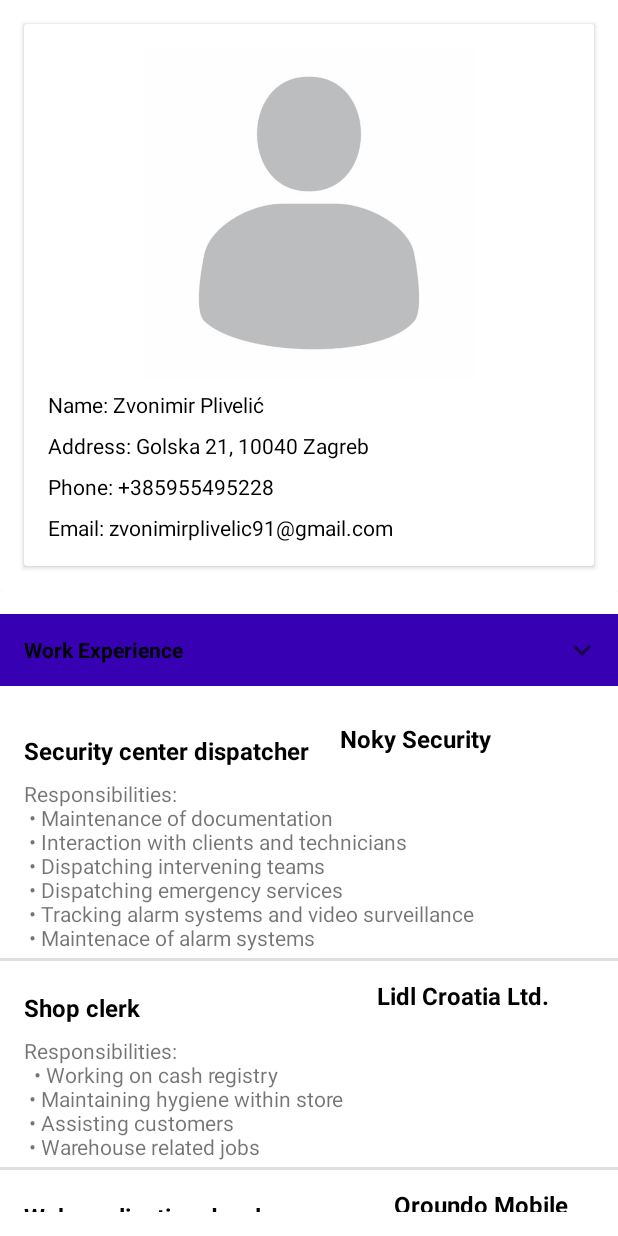
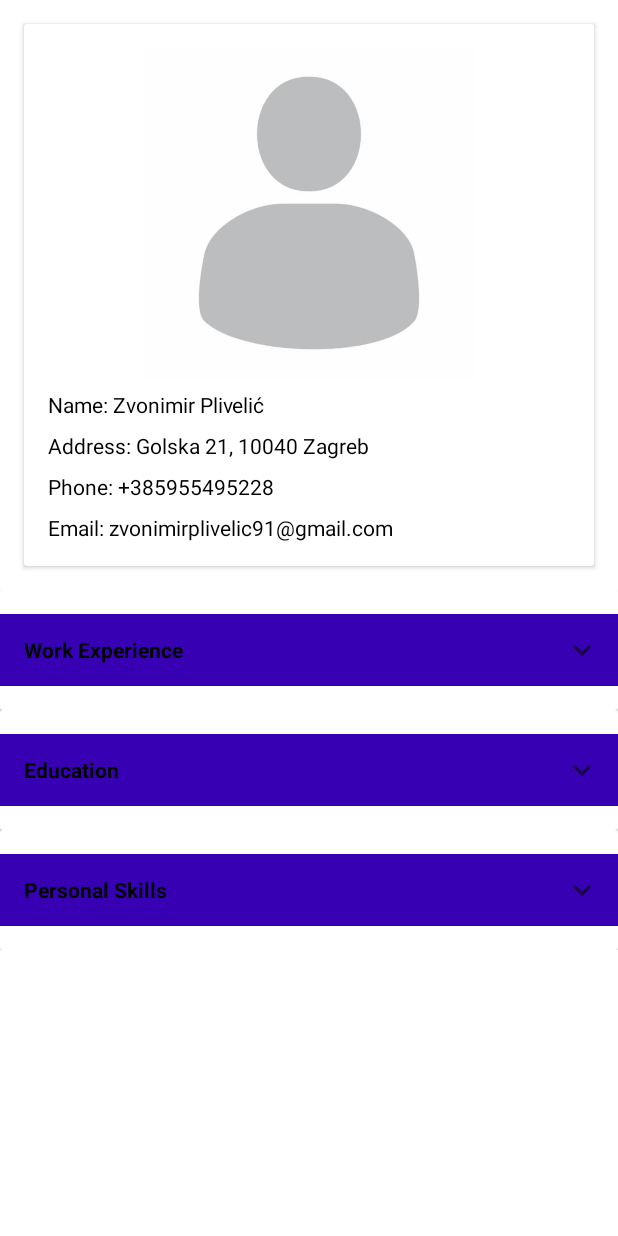
Before and after one commit to zvonimirplivelic/CurriculumVitae, an Android app: the screen it shows after launch (MainActivity), on a phone screen of 412 x 824 dp. Run offline under Robolectric (Android 15) with nearby library versions, the phone set to English and light mode, and no system bars.

Commit message:
Finished with basic layouts, need to extract strings and dimesions

```diff
--- a/app/build.gradle
+++ b/app/build.gradle
@@ -39,7 +39,7 @@ dependencies {
     implementation 'androidx.appcompat:appcompat:1.2.0'
     implementation 'com.google.android.material:material:1.3.0'
     implementation 'androidx.constraintlayout:constraintlayout:2.0.4'
-    testImplementation 'junit:junit:4.+'
+    testImplementation 'junit:junit:4.13.2'
     androidTestImplementation 'androidx.test.ext:junit:1.1.2'
     androidTestImplementation 'androidx.test.espresso:espresso-core:3.3.0'
 }
--- a/app/src/main/java/com/zvonimirplivelic/curriculumvitae/MainActivity.kt
+++ b/app/src/main/java/com/zvonimirplivelic/curriculumvitae/MainActivity.kt
@@ -2,10 +2,64 @@ package com.zvonimirplivelic.curriculumvitae
 
 import androidx.appcompat.app.AppCompatActivity
 import android.os.Bundle
+import android.transition.AutoTransition
+import android.transition.TransitionManager
+import android.view.View
+import android.widget.ImageButton
+import android.widget.LinearLayout
+import androidx.cardview.widget.CardView
 
 class MainActivity : AppCompatActivity() {
     override fun onCreate(savedInstanceState: Bundle?) {
         super.onCreate(savedInstanceState)
         setContentView(R.layout.activity_main)
+
+        val workExperienceCard: CardView = findViewById(R.id.workExperienceCard)
+        val educationCard: CardView = findViewById(R.id.educationCard)
+        val personalSkillsCard: CardView = findViewById(R.id.personalSkillsCard)
+
+        val workExperienceExpandable: LinearLayout = findViewById(R.id.expandableWorkExperience)
+        val educationExpandable: LinearLayout = findViewById(R.id.expandableEducation)
+        val personalSkillsExpandable: LinearLayout = findViewById(R.id.expandablePersonalSkills)
+
+        val workExperienceCardButton: ImageButton = findViewById(R.id.workExperienceImageButton)
+        val educationCardButton: ImageButton = findViewById(R.id.educationImageButton)
+        val personalSkillsCardButton: ImageButton = findViewById(R.id.personalSkillsImageButton)
+
+        workExperienceCardButton.setOnClickListener {
+            if (workExperienceExpandable.visibility == View.GONE) {
+                TransitionManager.beginDelayedTransition(workExperienceCard, AutoTransition())
+                workExperienceExpandable.visibility = View.VISIBLE
+                workExperienceCardButton.setImageResource(R.drawable.ic_up)
+            } else {
+                TransitionManager.beginDelayedTransition(workExperienceCard, AutoTransition())
+                workExperienceExpandable.visibility = View.GONE
+                workExperienceCardButton.setImageResource(R.drawable.ic_down)
+            }
+        }
+
+        educationCardButton.setOnClickListener {
+            if (educationExpandable.visibility == View.GONE) {
+                TransitionManager.beginDelayedTransition(educationCard, AutoTransition())
+                educationExpandable.visibility = View.VISIBLE
+                educationCardButton.setImageResource(R.drawable.ic_up)
+            } else {
+                TransitionManager.beginDelayedTransition(educationCard, AutoTransition())
+                educationExpandable.visibility = View.GONE
+                educationCardButton.setImageResource(R.drawable.ic_down)
+            }
+        }
+
+        personalSkillsCardButton.setOnClickListener {
+            if (personalSkillsExpandable.visibility == View.GONE) {
+                TransitionManager.beginDelayedTransition(personalSkillsCard, AutoTransition())
+                personalSkillsExpandable.visibility = View.VISIBLE
+                personalSkillsCardButton.setImageResource(R.drawable.ic_up)
+            } else {
+                TransitionManager.beginDelayedTransition(personalSkillsCard, AutoTransition())
+                personalSkillsExpandable.visibility = View.GONE
+                personalSkillsCardButton.setImageResource(R.drawable.ic_down)
+            }
+        }
     }
 }
--- a/app/src/main/res/layout/education.xml
+++ b/app/src/main/res/layout/education.xml
@@ -1,7 +1,7 @@
 <?xml version="1.0" encoding="utf-8"?>
 <androidx.cardview.widget.CardView xmlns:android="http://schemas.android.com/apk/res/android"
     xmlns:app="http://schemas.android.com/apk/res-auto"
-    android:id="@+id/cardViewEducation"
+    android:id="@+id/educationCard"
     android:layout_width="match_parent"
     android:layout_height="wrap_content">
 
@@ -30,7 +30,9 @@
             app:layout_constraintTop_toTopOf="parent" />
 
         <LinearLayout
+            android:id="@+id/expandableEducation"
             style="@style/CardViewLinearLayout"
+            android:visibility="gone"
             app:layout_constraintLeft_toLeftOf="parent"
             app:layout_constraintRight_toRightOf="parent"
             app:layout_constraintTop_toBottomOf="@id/educationTitle">
--- a/app/src/main/res/layout/job2.xml
+++ b/app/src/main/res/layout/job2.xml
@@ -33,7 +33,7 @@
     <TextView
         android:id="@+id/tvSkillsEducation2"
         style="@style/CardViewDetails"
-        android:text="Responsibilities:\n  • Working on cash registry\n • Maintaining hygiene within store\n • Assisting customers\n • Warehouse related jobs"
+        android:text="Responsibilities:\n • Working on cash registry\n • Maintaining hygiene within store\n • Assisting customers\n • Warehouse related jobs"
         app:layout_constraintLeft_toLeftOf="parent"
         app:layout_constraintRight_toRightOf="parent"
         app:layout_constraintTop_toBottomOf="@id/tvDescriptionJob2" />
--- a/app/src/main/res/layout/job3.xml
+++ b/app/src/main/res/layout/job3.xml
@@ -33,7 +33,7 @@
     <TextView
         android:id="@+id/tvSkillsJob3"
         style="@style/CardViewDetails"
-        android:text="Responsibilities:\n  • Web application development\n • Working with variuous tools:\n     • ReactJS\n     • NodeJS\n     • Docker\n     • Git"
+        android:text="Responsibilities:\n • Web application development\n • Working with variuous tools:\n     • ReactJS\n     • NodeJS\n     • Docker\n     • Git"
         app:layout_constraintLeft_toLeftOf="parent"
         app:layout_constraintRight_toRightOf="parent"
         app:layout_constraintTop_toBottomOf="@id/tvDescriptionJob3" />
--- a/app/src/main/res/layout/personal_skills.xml
+++ b/app/src/main/res/layout/personal_skills.xml
@@ -2,58 +2,62 @@
 <androidx.cardview.widget.CardView xmlns:android="http://schemas.android.com/apk/res/android"
     xmlns:app="http://schemas.android.com/apk/res-auto"
     xmlns:tools="http://schemas.android.com/tools"
-    android:id="@+id/cardViewPersonalSkills"
+    android:id="@+id/personalSkillsCard"
     android:layout_width="match_parent"
     android:layout_height="wrap_content">
 
     <androidx.constraintlayout.widget.ConstraintLayout
         android:layout_width="match_parent"
-        android:layout_marginVertical="16dp"
-        android:layout_height="match_parent">
+        android:layout_height="match_parent"
+        android:layout_marginVertical="16dp">
 
         <TextView
             android:id="@+id/personalSkillsTitle"
-            android:text="Education"
+            style="@style/CardViewTitle"
+            android:text="Personal Skills"
             app:layout_constraintBottom_toBottomOf="@id/personalSkillsImageButton"
             app:layout_constraintEnd_toStartOf="@+id/personalSkillsImageButton"
             app:layout_constraintHorizontal_chainStyle="spread_inside"
             app:layout_constraintStart_toStartOf="parent"
             app:layout_constraintTop_toTopOf="@id/personalSkillsImageButton"
-            tools:ignore="RtlSymmetry"
-            style="@style/CardViewTitle" />
+            tools:ignore="RtlSymmetry" />
 
         <ImageButton
             android:id="@+id/personalSkillsImageButton"
+            style="@style/CardViewImageButton"
             android:src="@drawable/ic_down"
             app:layout_constraintEnd_toEndOf="parent"
             app:layout_constraintHorizontal_bias="0.5"
             app:layout_constraintStart_toEndOf="@+id/personalSkillsTitle"
-            app:layout_constraintTop_toTopOf="parent"
-            style="@style/CardViewImageButton" />
+            app:layout_constraintTop_toTopOf="parent" />
 
-        <TextView
-            android:id="@+id/personalSkillsLanguages"
-            android:text="Mother language: Croatian\nForeign language: English"
+        <LinearLayout
+            android:id="@+id/expandablePersonalSkills"
+            android:layout_width="match_parent"
+            android:layout_height="wrap_content"
+            android:orientation="vertical"
+            android:visibility="gone"
             app:layout_constraintLeft_toLeftOf="parent"
             app:layout_constraintRight_toRightOf="parent"
-            app:layout_constraintTop_toBottomOf="@id/personalSkillsTitle"
-            style="@style/CardViewDetails" />
+            app:layout_constraintTop_toBottomOf="@id/personalSkillsTitle">
 
-        <TextView
-            android:id="@+id/personalSkillsDigitalSkills"
-            android:text="Digital skills:\n • MS Office tools\n • Java\n • Kotlin\n • Git VCS"
-            app:layout_constraintLeft_toLeftOf="parent"
-            app:layout_constraintRight_toRightOf="parent"
-            app:layout_constraintTop_toBottomOf="@id/personalSkillsLanguages"
-            style="@style/CardViewDetails" />
+            <TextView
+                android:id="@+id/personalSkillsLanguages"
+                style="@style/CardViewDetails"
+                android:text="Mother language: Croatian\nForeign language: English" />
 
-        <TextView
-            android:id="@+id/personalSkillsOther"
-            android:text="Other skills and hobbies:\n • Fitness\n • Drivers licence(AM, B)"
-            app:layout_constraintLeft_toLeftOf="parent"
-            app:layout_constraintRight_toRightOf="parent"
-            app:layout_constraintTop_toBottomOf="@id/personalSkillsDigitalSkills"
-            style="@style/CardViewDetails" />
+            <TextView
+                android:id="@+id/personalSkillsDigitalSkills"
+                style="@style/CardViewDetails"
+                android:text="Digital skills:\n • MS Office tools\n • Java\n • Kotlin\n • Git VCS" />
+
+            <TextView
+                android:id="@+id/personalSkillsOther"
+                style="@style/CardViewDetails"
+                android:text="Other skills and hobbies:\n • Fitness\n • Drivers licence(AM, B)" />
+
+        </LinearLayout>
+
 
     </androidx.constraintlayout.widget.ConstraintLayout>
 </androidx.cardview.widget.CardView>
--- a/app/src/main/res/layout/work_experience.xml
+++ b/app/src/main/res/layout/work_experience.xml
@@ -1,7 +1,7 @@
 <?xml version="1.0" encoding="utf-8"?>
 <androidx.cardview.widget.CardView xmlns:android="http://schemas.android.com/apk/res/android"
     xmlns:app="http://schemas.android.com/apk/res-auto"
-    android:id="@+id/cardViewEducation"
+    android:id="@+id/workExperienceCard"
     android:layout_width="match_parent"
     android:layout_height="wrap_content">
 
@@ -11,17 +11,17 @@
         android:layout_marginVertical="16dp">
 
         <TextView
-            android:id="@+id/educationTitle"
+            android:id="@+id/workExperienceTitle"
             style="@style/CardViewTitle"
             android:text="Work Experience"
-            app:layout_constraintBottom_toBottomOf="@id/educationImageButton"
-            app:layout_constraintEnd_toStartOf="@+id/educationImageButton"
+            app:layout_constraintBottom_toBottomOf="@id/workExperienceImageButton"
+            app:layout_constraintEnd_toStartOf="@+id/workExperienceImageButton"
             app:layout_constraintHorizontal_chainStyle="spread_inside"
             app:layout_constraintStart_toStartOf="parent"
-            app:layout_constraintTop_toTopOf="@id/educationImageButton" />
+            app:layout_constraintTop_toTopOf="@id/workExperienceImageButton" />
 
         <ImageButton
-            android:id="@+id/educationImageButton"
+            android:id="@+id/workExperienceImageButton"
             style="@style/CardViewImageButton"
             android:src="@drawable/ic_down"
             app:layout_constraintEnd_toEndOf="parent"
@@ -30,10 +30,12 @@
             app:layout_constraintTop_toTopOf="parent" />
 
         <LinearLayout
+            android:id="@+id/expandableWorkExperience"
             style="@style/CardViewLinearLayout"
+            android:visibility="gone"
             app:layout_constraintLeft_toLeftOf="parent"
             app:layout_constraintRight_toRightOf="parent"
-            app:layout_constraintTop_toBottomOf="@id/educationTitle">
+            app:layout_constraintTop_toBottomOf="@id/workExperienceTitle">
 
             <include layout="@layout/job1" />
 
```
Also changed, not shown: gradle/wrapper/gradle-wrapper.properties.
